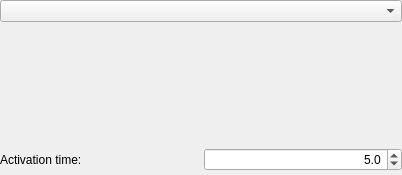
The window that gui/snowgui/icegui/guideportcontrollerwidget.ui (AndreasFMueller/AstroPhotography) describes before a commit, drawn with Qt 5.
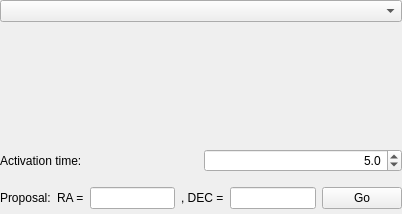
The same window after the commit. Custom widgets are drawn as their Qt base class.

Patch:
```diff
--- a/gui/snowgui/icegui/guideportcontrollerwidget.ui
+++ b/gui/snowgui/icegui/guideportcontrollerwidget.ui
@@ -7,7 +7,7 @@
     <x>0</x>
     <y>0</y>
     <width>402</width>
-    <height>175</height>
+    <height>214</height>
    </rect>
   </property>
   <property name="minimumSize">
@@ -19,7 +19,7 @@
   <property name="maximumSize">
    <size>
     <width>16777215</width>
-    <height>175</height>
+    <height>250</height>
    </size>
   </property>
   <property name="windowTitle">
@@ -43,6 +43,12 @@
    </item>
    <item>
     <widget class="QWidget" name="guideWidget" native="true">
+     <property name="maximumSize">
+      <size>
+       <width>16777215</width>
+       <height>16777215</height>
+      </size>
+     </property>
      <layout class="QGridLayout" name="gridLayout">
       <property name="leftMargin">
        <number>0</number>
@@ -154,6 +160,64 @@
      </layout>
     </widget>
    </item>
+   <item>
+    <widget class="QWidget" name="proposalWidget" native="true">
+     <property name="maximumSize">
+      <size>
+       <width>16777215</width>
+       <height>32</height>
+      </size>
+     </property>
+     <layout class="QHBoxLayout" name="horizontalLayout_2">
+      <property name="leftMargin">
+       <number>0</number>
+      </property>
+      <property name="topMargin">
+       <number>0</number>
+      </property>
+      <property name="rightMargin">
+       <number>0</number>
+      </property>
+      <property name="bottomMargin">
+       <number>0</number>
+      </property>
+      <item>
+       <widget class="QLabel" name="proposalLabel">
+        <property name="text">
+         <string>Proposal:</string>
+        </property>
+       </widget>
+      </item>
+      <item>
+       <widget class="QLabel" name="raLabel">
+        <property name="text">
+         <string>RA =</string>
+        </property>
+       </widget>
+      </item>
+      <item>
+       <widget class="QLineEdit" name="raField"/>
+      </item>
+      <item>
+       <widget class="QLabel" name="decLabel">
+        <property name="text">
+         <string>, DEC =</string>
+        </property>
+       </widget>
+      </item>
+      <item>
+       <widget class="QLineEdit" name="decField"/>
+      </item>
+      <item>
+       <widget class="QPushButton" name="activateButton">
+        <property name="text">
+         <string>Go</string>
+        </property>
+       </widget>
+      </item>
+     </layout>
+    </widget>
+   </item>
   </layout>
  </widget>
  <customwidgets>
```
